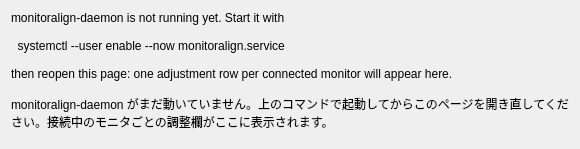
Old version of the form templates/config.ui in the repository nagata1634/kwin-monitoralign.
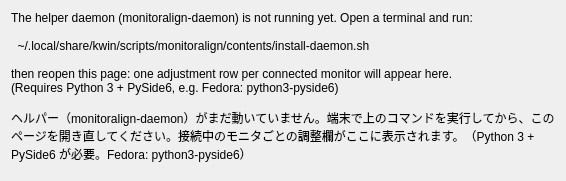
New version of the form.

Commit message:
Bundle the daemon and a one-command installer inside the KWin package (KDE Store install path)
- bin/ and systemd/ moved under package/contents/ so the .kwinscript carries them
- contents/install-daemon.sh: install + enable the daemon after a Get New Scripts install
- template page tells the user to run it; README: Store install section; version 1.2

Claude-Session: https://claude.ai/code/session_01BYyMfySsVbv84aAgVHzMdG

```diff
--- a/templates/config.ui
+++ b/templates/config.ui
@@ -4,13 +4,14 @@
  <class>MonitorAlignConfigForm</class>
  <widget class="QWidget" name="MonitorAlignConfigForm">
   <layout class="QVBoxLayout" name="v">
-   <item><widget class="QLabel" name="helpLabel"><property name="wordWrap"><bool>true</bool></property><property name="text"><string>monitoralign-daemon is not running yet. Start it with
+   <item><widget class="QLabel" name="helpLabel"><property name="wordWrap"><bool>true</bool></property><property name="text"><string>The helper daemon (monitoralign-daemon) is not running yet. Open a terminal and run:
 
-  systemctl --user enable --now monitoralign.service
+  ~/.local/share/kwin/scripts/monitoralign/contents/install-daemon.sh
 
 then reopen this page: one adjustment row per connected monitor will appear here.
+(Requires Python 3 + PySide6, e.g. Fedora: python3-pyside6)
 
-monitoralign-daemon がまだ動いていません。上のコマンドで起動してからこのページを開き直してください。接続中のモニタごとの調整欄がここに表示されます。</string></property></widget></item>
+ヘルパー（monitoralign-daemon）がまだ動いていません。端末で上のコマンドを実行してから、このページを開き直してください。接続中のモニタごとの調整欄がここに表示されます。（Python 3 + PySide6 が必要。Fedora: python3-pyside6）</string></property></widget></item>
    <item><spacer name="s"><property name="orientation"><enum>Qt::Vertical</enum></property></spacer></item>
   </layout>
  </widget>
```
The commit also changes 8 other files.
